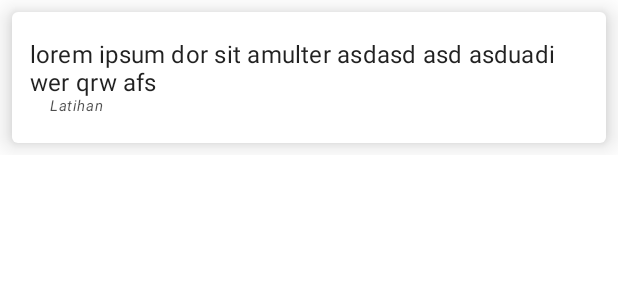
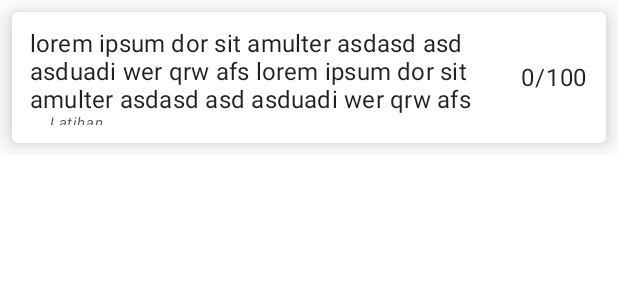
Before and after one commit to Reditya02/Bahasaku, an Android app built with Jetpack Compose: the @Preview function BCourseCardpreview1, on a phone screen of 412 x 824 dp. Shown: the top 300 px of the screen. Run offline under Robolectric (Android 15) with nearby library versions, the phone set to English and light mode, and no system bars.

Commit message:
Adding score to course list card

```diff
--- a/app/src/main/java/com/example/bahasaku/core/components/BCourseCard.kt
+++ b/app/src/main/java/com/example/bahasaku/core/components/BCourseCard.kt
@@ -8,6 +8,7 @@ import androidx.compose.material.MaterialTheme
 import androidx.compose.material.Surface
 import androidx.compose.material.Text
 import androidx.compose.runtime.Composable
+import androidx.compose.ui.Alignment
 import androidx.compose.ui.Modifier
 import androidx.compose.ui.draw.alpha
 import androidx.compose.ui.draw.clip
@@ -25,7 +26,8 @@ fun BCourseCard(
     type: CourseType,
     onClick: () -> Unit = {},
     isAvailable: Boolean = false,
-    isDone: Boolean = false
+    isDone: Boolean = false,
+    score: Int = 0
 ) {
     Card(
         modifier = modifier
@@ -40,11 +42,16 @@ fun BCourseCard(
             ),
         elevation = 10.dp,
         ) {
-        Column(
+        Row(
             modifier = Modifier
                 .padding(12.dp)
                 .alpha(if (isAvailable) 1f else 0.5f),
-            Arrangement.Center
+            horizontalArrangement = Arrangement.SpaceBetween
+        ) {
+            Column(
+                modifier = modifier
+                    .weight(if (type == CourseType.Exercise) 0.8f else 1f),
+                verticalArrangement = Arrangement.Center
             ) {
                 Text(
                     text = name,
@@ -57,6 +64,17 @@ fun BCourseCard(
                     style = MaterialTheme.typography.overline,
                 )
             }
+            if (type == CourseType.Exercise) {
+                Row(
+                    modifier = Modifier.fillMaxHeight(),
+                    verticalAlignment = Alignment.CenterVertically,
+                ) {
+                    Text(text = score.toString())
+                    Text(text = "/100")
+                }
+            }
+
+        }
     }
 }
 
@@ -66,7 +84,7 @@ fun BCourseCardpreview1() {
     BahasakuTheme {
         Surface {
             BCourseCard(
-                name = "lorem ipsum dor sit amulter asdasd asd asduadi wer qrw afs",
+                name = "lorem ipsum dor sit amulter asdasd asd asduadi wer qrw afs lorem ipsum dor sit amulter asdasd asd asduadi wer qrw afs",
                 type = CourseType.Exercise,
                 isAvailable = true,
                 isDone = false
```
Lines whose indentation alone changed are shown as unchanged.
